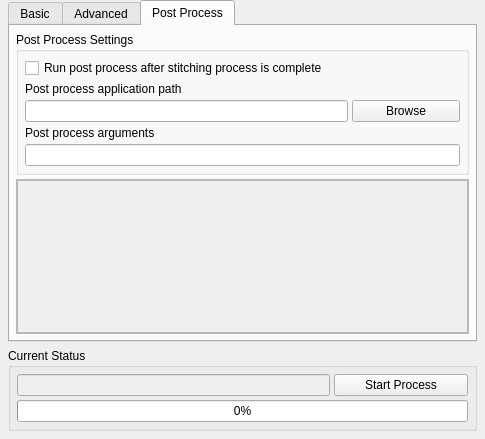
Old version of the form gui/layout.ui in the repository MechTechnology/SmartStitch.
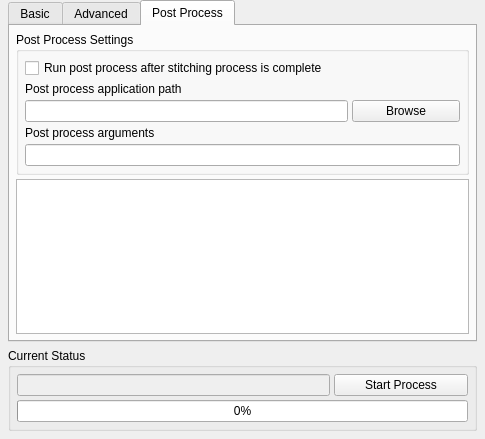
New version of the form. The open tabs and pages were chosen to show the change. Icons and pictures are not drawn.

Commit message: Adds post process functionality

What changed in the file:
```diff
--- a/gui/layout.ui
+++ b/gui/layout.ui
@@ -691,44 +691,16 @@
          </widget>
         </item>
         <item>
-         <widget class="QScrollArea" name="processConsoleArea">
-          <property name="widgetResizable">
+         <widget class="QTextEdit" name="processConsoleField">
+          <property name="enabled">
            <bool>true</bool>
           </property>
-          <widget class="QWidget" name="scrollAreaWidgetContents">
-           <property name="geometry">
-            <rect>
-             <x>0</x>
-             <y>0</y>
-             <width>449</width>
-             <height>153</height>
-            </rect>
-           </property>
-           <layout class="QVBoxLayout" name="verticalLayout_8">
-            <property name="spacing">
-             <number>4</number>
-            </property>
-            <property name="leftMargin">
-             <number>0</number>
-            </property>
-            <property name="topMargin">
-             <number>0</number>
-            </property>
-            <property name="rightMargin">
-             <number>0</number>
-            </property>
-            <property name="bottomMargin">
-             <number>0</number>
-            </property>
-            <item>
-             <widget class="QTextEdit" name="processConsoleField">
-              <property name="enabled">
-               <bool>false</bool>
-              </property>
-             </widget>
-            </item>
-           </layout>
-          </widget>
+          <property name="sizeAdjustPolicy">
+           <enum>QAbstractScrollArea::AdjustToContents</enum>
+          </property>
+          <property name="readOnly">
+           <bool>true</bool>
+          </property>
          </widget>
         </item>
        </layout>
```
The commit also changes 7 other files.
